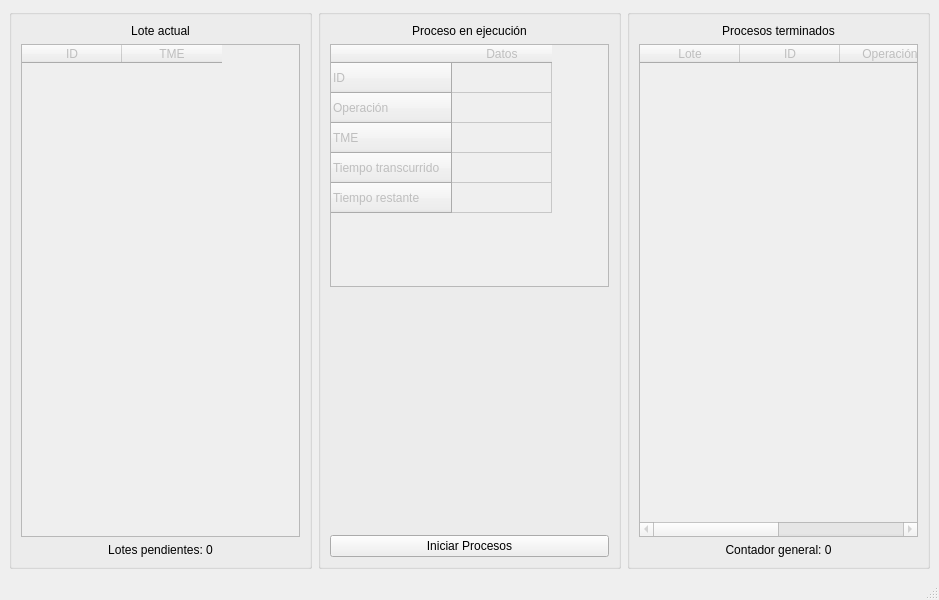
Old version of the form ui/mainwindow.ui in the repository Diego-Ga-Glez/planificador.
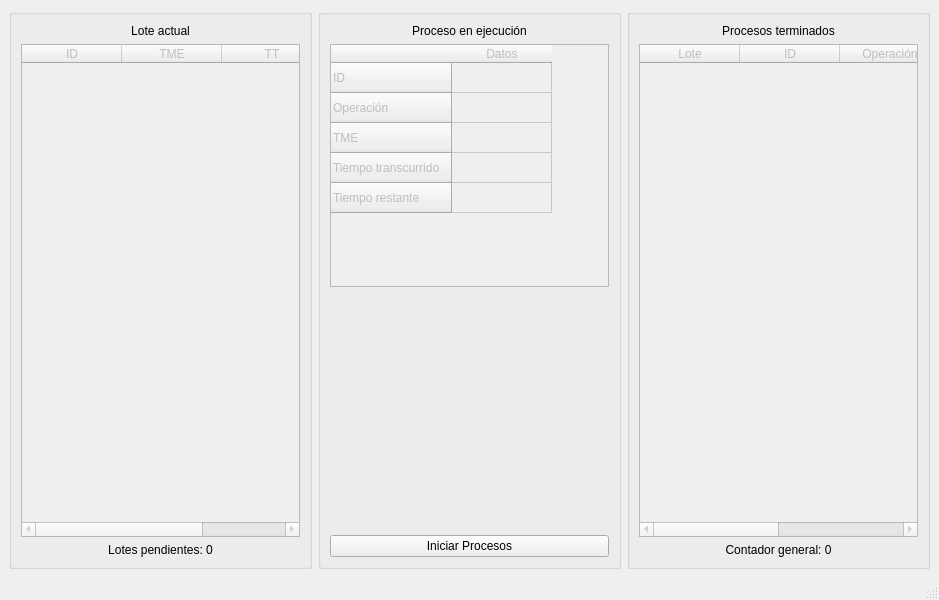
New version of the form.

What changed in the file:
```diff
--- a/ui/mainwindow.ui
+++ b/ui/mainwindow.ui
@@ -60,6 +60,11 @@
            <string>TME</string>
           </property>
          </column>
+         <column>
+          <property name="text">
+           <string>TT</string>
+          </property>
+         </column>
         </widget>
        </item>
        <item row="2" column="0">
```
